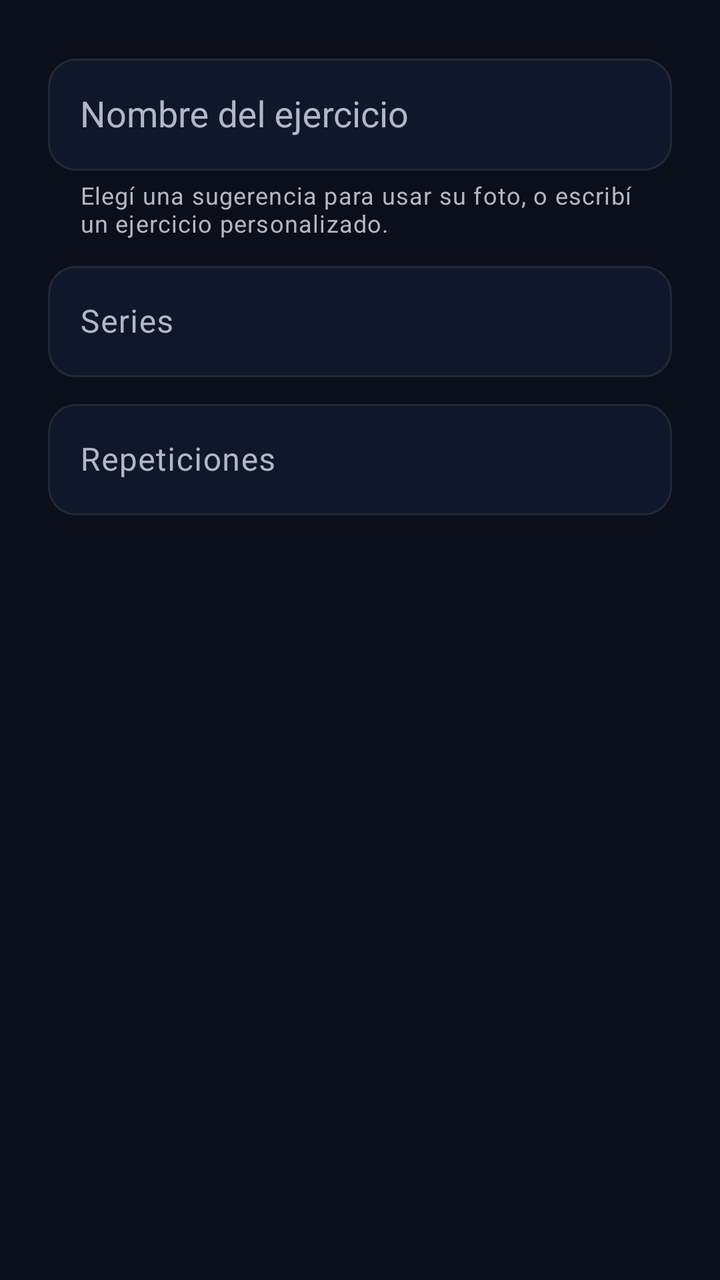
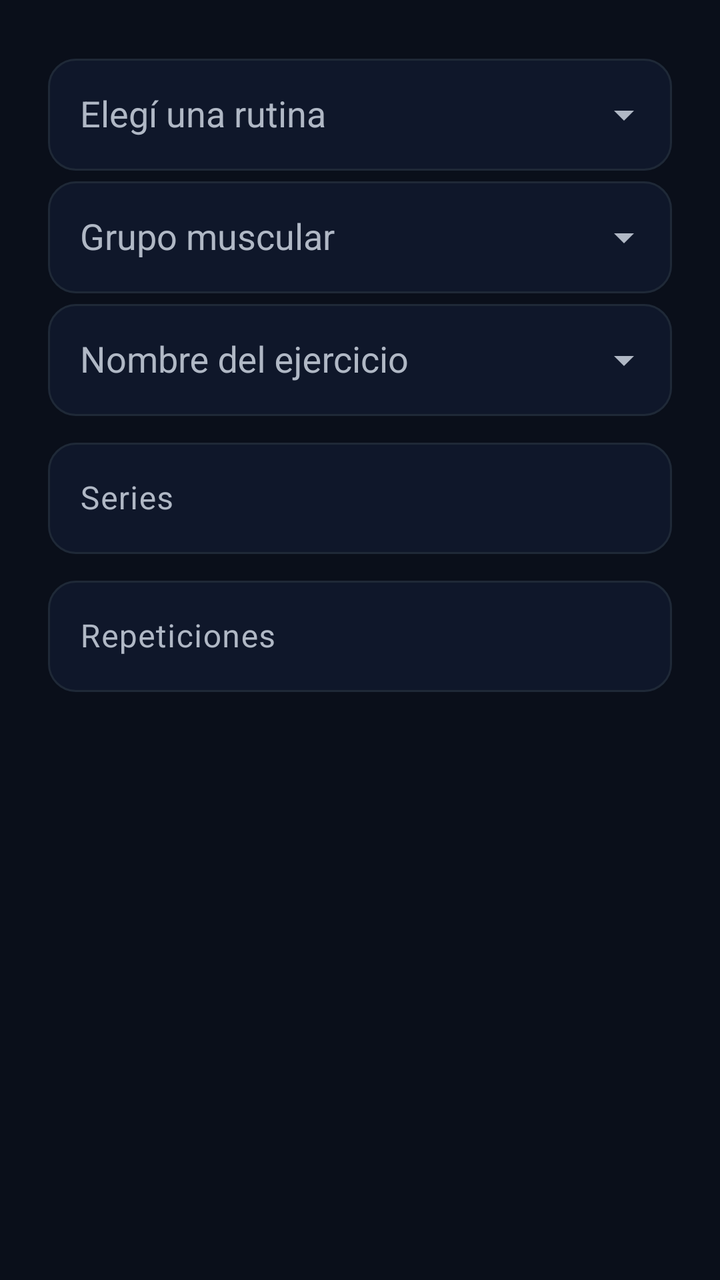

The first picture is an Android layout as it rendered before a commit; the second is the same layout after the commit. The layout source and the unified diff follow.
<!-- AndroidManifest.xml: application theme Theme.Marber -->
<!-- res/layout/dialog_agregar_modificar_ejercicio.xml -->
<?xml version="1.0" encoding="utf-8"?>
<ScrollView xmlns:android="http://schemas.android.com/apk/res/android"
    xmlns:app="http://schemas.android.com/apk/res-auto"
    android:layout_width="match_parent"
    android:layout_height="wrap_content"
    android:fillViewport="true">

    <LinearLayout
        android:layout_width="match_parent"
        android:layout_height="wrap_content"
        android:orientation="vertical"
        android:padding="@dimen/space_large">

        <com.google.android.material.textfield.TextInputLayout
            android:id="@+id/campo_nombre_ejercicio"
            style="@style/Widget.Marber.TextInputLayout"
            android:layout_width="match_parent"
            android:layout_height="wrap_content"
            android:hint="@string/ejercicio_nombre"
            app:helperText="@string/catalogo_ayuda">
            <com.google.android.material.textfield.MaterialAutoCompleteTextView
                android:id="@+id/input_nombre_ejercicio"
                android:layout_width="match_parent"
                android:layout_height="wrap_content"
                android:minHeight="@dimen/control_height"
                android:paddingStart="@dimen/space_medium"
                android:paddingEnd="@dimen/space_medium"
                android:inputType="textCapSentences"
                android:maxLength="80"
                android:singleLine="true"
                android:imeOptions="actionNext" />
        </com.google.android.material.textfield.TextInputLayout>

        <com.google.android.material.textfield.TextInputLayout
            android:id="@+id/campo_series_ejercicio"
            style="@style/Widget.Marber.TextInputLayout"
            android:layout_width="match_parent"
            android:layout_height="wrap_content"
            android:layout_marginTop="@dimen/space_small"
            android:hint="@string/ejercicio_series">
            <com.google.android.material.textfield.TextInputEditText
                android:id="@+id/input_series_ejercicio"
                android:layout_width="match_parent"
                android:layout_height="wrap_content"
                android:inputType="number"
                android:singleLine="true"
                android:imeOptions="actionNext" />
        </com.google.android.material.textfield.TextInputLayout>

        <com.google.android.material.textfield.TextInputLayout
            android:id="@+id/campo_repeticiones_ejercicio"
            style="@style/Widget.Marber.TextInputLayout"
            android:layout_width="match_parent"
            android:layout_height="wrap_content"
            android:layout_marginTop="@dimen/space_small"
            android:hint="@string/ejercicio_repeticiones">
            <com.google.android.material.textfield.TextInputEditText
                android:id="@+id/input_repeticiones_ejercicio"
                android:layout_width="match_parent"
                android:layout_height="wrap_content"
                android:inputType="number"
                android:singleLine="true"
                android:imeOptions="actionDone" />
        </com.google.android.material.textfield.TextInputLayout>

        <TextView
            android:id="@+id/error_guardado_ejercicio"
            android:layout_width="match_parent"
            android:layout_height="wrap_content"
            android:layout_marginTop="@dimen/space_small"
            android:text="@string/ejercicio_guardado_error"
            android:textColor="@color/marber_error"
            android:accessibilityLiveRegion="polite"
            android:visibility="gone" />
    </LinearLayout>
</ScrollView>
<!-- resources referenced by this layout -->
<resources>
  <color name="marber_error">#FF6B6B</color>
  <dimen name="control_height">56dp</dimen>
  <dimen name="space_large">24dp</dimen>
  <dimen name="space_medium">16dp</dimen>
  <dimen name="space_small">8dp</dimen>
  <string name="catalogo_ayuda">Elegí una sugerencia para usar su foto, o escribí un ejercicio personalizado.</string>
  <string name="ejercicio_guardado_error">No se pudo guardar. Volvé a intentar.</string>
  <string name="ejercicio_nombre">Nombre del ejercicio</string>
  <string name="ejercicio_repeticiones">Repeticiones</string>
  <string name="ejercicio_series">Series</string>
  <style name="Widget.Marber.TextInputLayout" parent="Widget.Material3.TextInputLayout.OutlinedBox">
          <item name="boxBackgroundColor">@color/marber_surface</item>
          <item name="boxStrokeWidth">@dimen/stroke_width</item>
          <item name="boxStrokeWidthFocused">@dimen/stroke_width_focused</item>
          <item name="boxStrokeErrorColor">@color/marber_error</item>
          <item name="boxCornerRadiusTopStart">@dimen/control_corner_radius</item>
          <item name="boxCornerRadiusTopEnd">@dimen/control_corner_radius</item>
          <item name="boxCornerRadiusBottomStart">@dimen/control_corner_radius</item>
          <item name="boxCornerRadiusBottomEnd">@dimen/control_corner_radius</item>
          <item name="android:textColorHint">@color/marber_text_medium</item>
          <item name="hintTextColor">@color/marber_primary</item>
          <item name="errorTextColor">@color/marber_error</item>
          <item name="endIconTint">@color/marber_text_medium</item>
      </style>
  <style name="Theme.Marber" parent="Base.Theme.Marber" />
  <color name="marber_surface">#0F172A</color>
  <dimen name="stroke_width">1dp</dimen>
  <dimen name="stroke_width_focused">2dp</dimen>
  <dimen name="control_corner_radius">14dp</dimen>
  <color name="marber_text_medium">#B0B8C5</color>
  <color name="marber_primary">#1E6BFF</color>
  <style name="Base.Theme.Marber" parent="Platform.Theme.Marber">
          <item name="colorPrimary">@color/marber_primary</item>
          <item name="colorOnPrimary">@color/marber_text_high</item>
          <item name="colorSurface">@color/marber_surface</item>
          <item name="colorOnSurface">@color/marber_text_high</item>
          <item name="colorOnSurfaceVariant">@color/marber_text_medium</item>
          <item name="colorOutline">@color/marber_surface_alt</item>
          <item name="colorOnBackground">@color/marber_text_high</item>
          <item name="android:colorBackground">@color/marber_background</item>
          <item name="android:windowBackground">@color/marber_background</item>
          <item name="colorError">@color/marber_error</item>
          <item name="colorOnError">@color/marber_background</item>
          <item name="android:textColorPrimary">@color/marber_text_high</item>
          <item name="android:textColorSecondary">@color/marber_text_medium</item>
          <item name="android:statusBarColor">@color/marber_background</item>
          <item name="android:navigationBarColor">@color/marber_background</item>
          <item name="android:windowLightStatusBar">false</item>
      </style>
  <style name="Platform.Theme.Marber" parent="Theme.Material3.DayNight.NoActionBar" />
  <color name="marber_text_high">#FFFFFF</color>
  <color name="marber_surface_alt">#1F2937</color>
  <color name="marber_background">#0A0F1A</color>
</resources>

<!-- the commit's change to res/layout/dialog_agregar_modificar_ejercicio.xml (unified diff, before → after) -->
@@ -11,24 +11,80 @@
         android:orientation="vertical"
         android:padding="@dimen/space_large">
 
+        <TextView
+            android:id="@+id/txtEjercicioSeleccionado"
+            android:layout_width="match_parent"
+            android:layout_height="wrap_content"
+            android:textColor="@color/marber_text_high"
+            android:textSize="16sp"
+            android:visibility="gone" />
+
+        <com.google.android.material.textfield.TextInputLayout
+            android:id="@+id/campo_rutina"
+            app:endIconMode="dropdown_menu"
+            style="@style/Widget.Marber.TextInputLayout"
+            android:layout_width="match_parent"
+            android:layout_height="wrap_content"
+            android:hint="@string/elegir_rutina">
+
+            <com.google.android.material.textfield.MaterialAutoCompleteTextView
+                android:id="@+id/input_rutina"
+                android:layout_width="match_parent"
+                android:layout_height="wrap_content"
+                android:minHeight="@dimen/control_height"
+                android:inputType="none"
+                android:saveEnabled="false"
+                android:singleLine="true"
+                android:paddingStart="@dimen/space_medium"
+                android:paddingEnd="@dimen/space_medium"
+                android:textColor="@color/marber_text_high"
+                app:dropDownBackgroundTint="@color/marber_surface"/>
+
+        </com.google.android.material.textfield.TextInputLayout>
+
+        <com.google.android.material.textfield.TextInputLayout
+            android:id="@+id/campo_grupo_muscular"
+            style="@style/Widget.Marber.TextInputLayout"
+            android:layout_width="match_parent"
+            android:layout_height="wrap_content"
+            android:hint="@string/grupo_muscular"
+            app:endIconMode="dropdown_menu">
+
+            <com.google.android.material.textfield.MaterialAutoCompleteTextView
+                android:id="@+id/input_grupo_muscular"
+                android:layout_width="match_parent"
+                android:layout_height="wrap_content"
+                android:minHeight="@dimen/control_height"
+                android:inputType="none"
+                android:saveEnabled="false"
+                android:singleLine="true"
+                android:paddingStart="@dimen/space_medium"
+                android:paddingEnd="@dimen/space_medium"
+                android:textColor="@color/marber_text_high"
+                app:dropDownBackgroundTint="@color/marber_surface"/>
+
+        </com.google.android.material.textfield.TextInputLayout>
+
         <com.google.android.material.textfield.TextInputLayout
             android:id="@+id/campo_nombre_ejercicio"
             style="@style/Widget.Marber.TextInputLayout"
             android:layout_width="match_parent"
             android:layout_height="wrap_content"
             android:hint="@string/ejercicio_nombre"
-            app:helperText="@string/catalogo_ayuda">
+            app:endIconMode="dropdown_menu">
+
             <com.google.android.material.textfield.MaterialAutoCompleteTextView
                 android:id="@+id/input_nombre_ejercicio"
                 android:layout_width="match_parent"
                 android:layout_height="wrap_content"
                 android:minHeight="@dimen/control_height"
+                android:inputType="none"
+                android:saveEnabled="false"
+                android:singleLine="true"
                 android:paddingStart="@dimen/space_medium"
                 android:paddingEnd="@dimen/space_medium"
-                android:inputType="textCapSentences"
-                android:maxLength="80"
-                android:singleLine="true"
-                android:imeOptions="actionNext" />
+                app:dropDownBackgroundTint="@color/marber_surface"/>
+
         </com.google.android.material.textfield.TextInputLayout>
 
         <com.google.android.material.textfield.TextInputLayout
@@ -38,6 +94,7 @@
             android:layout_height="wrap_content"
             android:layout_marginTop="@dimen/space_small"
             android:hint="@string/ejercicio_series">
+
             <com.google.android.material.textfield.TextInputEditText
                 android:id="@+id/input_series_ejercicio"
                 android:layout_width="match_parent"
@@ -45,6 +102,7 @@
                 android:inputType="number"
                 android:singleLine="true"
                 android:imeOptions="actionNext" />
+
         </com.google.android.material.textfield.TextInputLayout>
 
         <com.google.android.material.textfield.TextInputLayout
@@ -54,6 +112,7 @@
             android:layout_height="wrap_content"
             android:layout_marginTop="@dimen/space_small"
             android:hint="@string/ejercicio_repeticiones">
+
             <com.google.android.material.textfield.TextInputEditText
                 android:id="@+id/input_repeticiones_ejercicio"
                 android:layout_width="match_parent"
@@ -61,6 +120,7 @@
                 android:inputType="number"
                 android:singleLine="true"
                 android:imeOptions="actionDone" />
+
         </com.google.android.material.textfield.TextInputLayout>
 
         <TextView
@@ -72,5 +132,7 @@
             android:textColor="@color/marber_error"
             android:accessibilityLiveRegion="polite"
             android:visibility="gone" />
+
     </LinearLayout>
+
 </ScrollView>
<!-- resource entries referenced after the edit -->
@@ -5,11 +5,12 @@
   <dimen name="space_large">24dp</dimen>
   <dimen name="space_medium">16dp</dimen>
   <dimen name="space_small">8dp</dimen>
-  <string name="catalogo_ayuda">Elegí una sugerencia para usar su foto, o escribí un ejercicio personalizado.</string>
   <string name="ejercicio_guardado_error">No se pudo guardar. Volvé a intentar.</string>
   <string name="ejercicio_nombre">Nombre del ejercicio</string>
   <string name="ejercicio_repeticiones">Repeticiones</string>
   <string name="ejercicio_series">Series</string>
+  <string name="elegir_rutina">Elegí una rutina</string>
+  <string name="grupo_muscular">Grupo muscular</string>
   <style name="Widget.Marber.TextInputLayout" parent="Widget.Material3.TextInputLayout.OutlinedBox">
           <item name="boxBackgroundColor">@color/marber_surface</item>
           <item name="boxStrokeWidth">@dimen/stroke_width</item>
